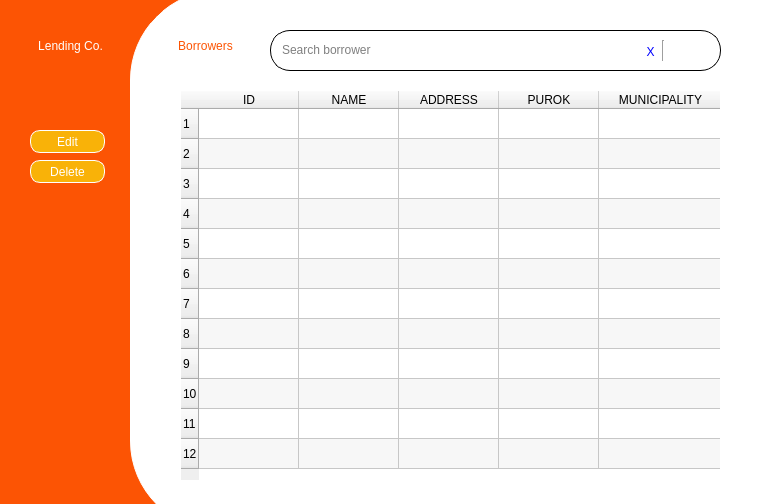
Above: UI File/borrowers.ui from edenroseFR/Personalized-Lending-System before the change. Below: the same form after it.
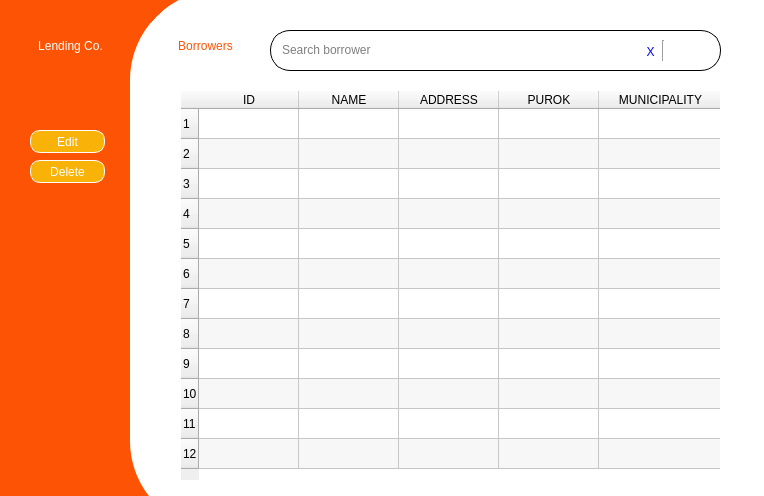
That is the form after the change. Icons and pictures are not drawn.

Diff of the .ui file:
```diff
--- a/UI File/borrowers.ui
+++ b/UI File/borrowers.ui
@@ -7,7 +7,7 @@
     <x>0</x>
     <y>0</y>
     <width>764</width>
-    <height>504</height>
+    <height>496</height>
    </rect>
   </property>
   <property name="windowTitle">
```
Left out of the diff: 23 changed lines with no effect on the pictures.
